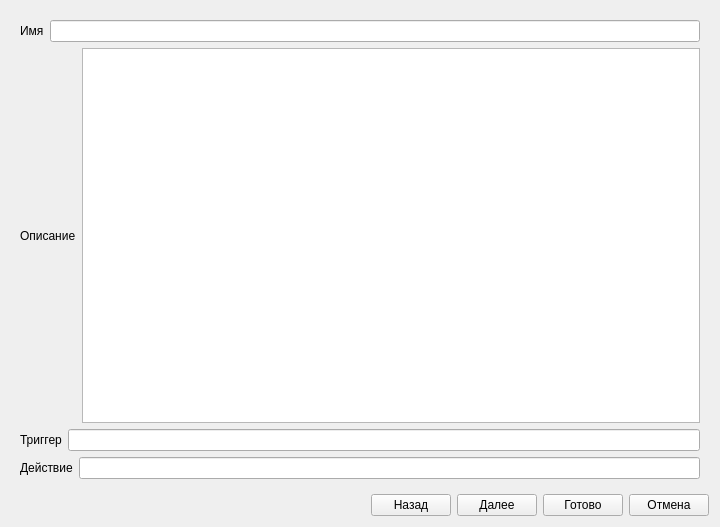
First picture: the form in Scheduler/src/pages/pages.ui, repository Tivlas/task-scheduler, before the edit.
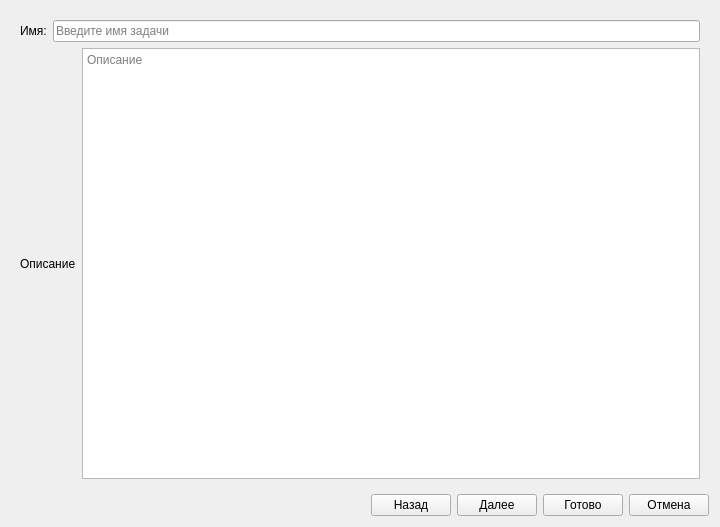
Second picture: the form after the edit. The open tabs and pages were chosen to show the change.

What changed in the file:
```diff
--- a/Scheduler/src/pages/pages.ui
+++ b/Scheduler/src/pages/pages.ui
@@ -382,82 +382,6 @@
        </item>
       </layout>
      </widget>
-     <widget class="QWidget" name="finalPage">
-      <layout class="QVBoxLayout" name="verticalLayout_2">
-       <item>
-        <layout class="QHBoxLayout" name="horizontalLayout_11">
-         <item>
-          <widget class="QLabel" name="label_11">
-           <property name="text">
-            <string>Имя</string>
-           </property>
-          </widget>
-         </item>
-         <item>
-          <widget class="QLineEdit" name="finalNameLineEdit">
-           <property name="readOnly">
-            <bool>true</bool>
-           </property>
-          </widget>
-         </item>
-        </layout>
-       </item>
-       <item>
-        <layout class="QHBoxLayout" name="horizontalLayout_10">
-         <item>
-          <widget class="QLabel" name="label_12">
-           <property name="text">
-            <string>Описание</string>
-           </property>
-          </widget>
-         </item>
-         <item>
-          <widget class="QTextEdit" name="finalDescriptionLineEdit">
-           <property name="readOnly">
-            <bool>true</bool>
-           </property>
-          </widget>
-         </item>
-        </layout>
-       </item>
-       <item>
-        <layout class="QHBoxLayout" name="horizontalLayout_9">
-         <item>
-          <widget class="QLabel" name="label_13">
-           <property name="text">
-            <string>Триггер</string>
-           </property>
-          </widget>
-         </item>
-         <item>
-          <widget class="QLineEdit" name="finalTrigger">
-           <property name="readOnly">
-            <bool>true</bool>
-           </property>
-          </widget>
-         </item>
-        </layout>
-       </item>
-       <item>
-        <layout class="QHBoxLayout" name="horizontalLayout_6">
-         <item>
-          <widget class="QLabel" name="label_14">
-           <property name="text">
-            <string>Действие</string>
-           </property>
-          </widget>
-         </item>
-         <item>
-          <widget class="QLineEdit" name="finalActionLineEdit">
-           <property name="readOnly">
-            <bool>true</bool>
-           </property>
-          </widget>
-         </item>
-        </layout>
-       </item>
-      </layout>
-     </widget>
     </widget>
    </item>
    <item row="1" column="0">
```
Left out of the diff: 2 changed lines with no effect on the pictures.
